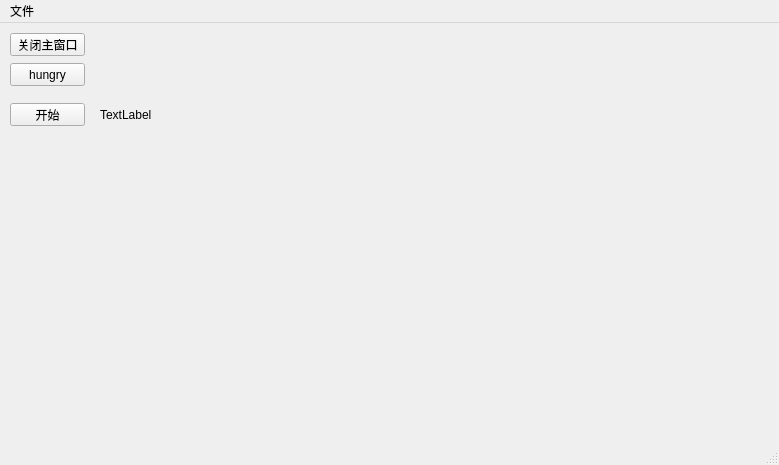
Old version of the form src/Proj_1/UI/MainWindow.ui in the repository HappyPK/QT_OSG_VIEWER.
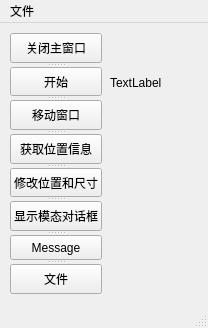
New version of the form.

What changed in the file:
```diff
--- a/src/Proj_1/UI/MainWindow.ui
+++ b/src/Proj_1/UI/MainWindow.ui
@@ -6,58 +6,19 @@
    <rect>
     <x>0</x>
     <y>0</y>
-    <width>779</width>
-    <height>465</height>
+    <width>208</width>
+    <height>328</height>
    </rect>
   </property>
   <property name="windowTitle">
    <string>MainWindow</string>
   </property>
   <widget class="QWidget" name="centralWidget">
-   <widget class="QPushButton" name="closeMainWindow">
-    <property name="geometry">
-     <rect>
-      <x>10</x>
-      <y>10</y>
-      <width>75</width>
-      <height>23</height>
-     </rect>
-    </property>
-    <property name="text">
-     <string>关闭主窗口</string>
-    </property>
-   </widget>
-   <widget class="QPushButton" name="hungryButton">
-    <property name="geometry">
-     <rect>
-      <x>10</x>
-      <y>40</y>
-      <width>75</width>
-      <height>23</height>
-     </rect>
-    </property>
-    <property name="text">
-     <string>hungry</string>
-    </property>
-   </widget>
-   <widget class="QPushButton" name="loopBtn">
-    <property name="geometry">
-     <rect>
-      <x>10</x>
-      <y>80</y>
-      <width>75</width>
-      <height>23</height>
-     </rect>
-    </property>
-    <property name="text">
-     <string>开始</string>
-    </property>
-   </widget>
    <widget class="QLabel" name="curTime">
     <property name="geometry">
      <rect>
-      <x>100</x>
-      <y>82</y>
+      <x>110</x>
+      <y>50</y>
       <width>91</width>
       <height>20</height>
      </rect>
@@ -66,6 +27,59 @@
      <string>TextLabel</string>
     </property>
    </widget>
+   <widget class="QSplitter" name="splitter">
+    <property name="geometry">
+     <rect>
+      <x>10</x>
+      <y>10</y>
+      <width>92</width>
+      <height>261</height>
+     </rect>
+    </property>
+    <property name="orientation">
+     <enum>Qt::Vertical</enum>
+    </property>
+    <widget class="QPushButton" name="closeMainWindow">
+     <property name="text">
+      <string>关闭主窗口</string>
+     </property>
+    </widget>
+    <widget class="QPushButton" name="loopBtn">
+     <property name="text">
+      <string>开始</string>
+     </property>
+    </widget>
+    <widget class="QPushButton" name="moveWinButton">
+     <property name="text">
+      <string>移动窗口</string>
+     </property>
+    </widget>
+    <widget class="QPushButton" name="getWinPosBtn">
+     <property name="text">
+      <string>获取位置信息</string>
+     </property>
+    </widget>
+    <widget class="QPushButton" name="setWinPosBtn">
+     <property name="text">
+      <string>修改位置和尺寸</string>
+     </property>
+    </widget>
+    <widget class="QPushButton" name="ModeDialog">
+     <property name="text">
+      <string>显示模态对话框</string>
+     </property>
+    </widget>
+    <widget class="QPushButton" name="msgBtn">
+     <property name="text">
+      <string>Message</string>
+     </property>
+    </widget>
+    <widget class="QPushButton" name="fileDialogBtn">
+     <property name="text">
+      <string>文件</string>
+     </property>
+    </widget>
+   </widget>
   </widget>
   <widget class="QStatusBar" name="statusBar"/>
   <widget class="QMenuBar" name="menuBar">
@@ -73,7 +87,7 @@
     <rect>
      <x>0</x>
      <y>0</y>
-     <width>779</width>
+     <width>208</width>
      <height>23</height>
     </rect>
    </property>
```
